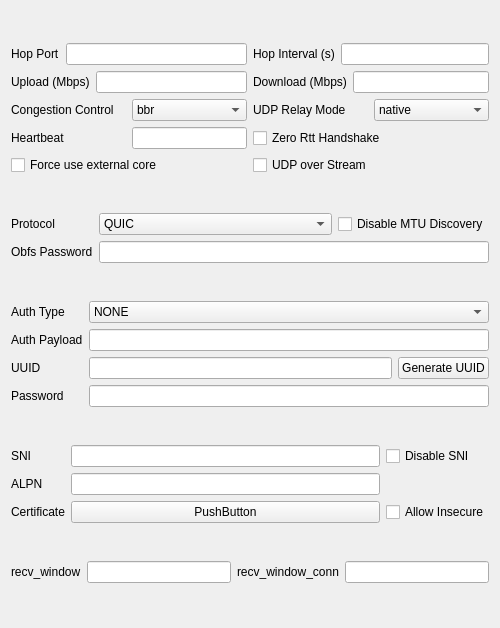
Before: the Qt Designer form ui/edit/edit_quic.ui in master88wi/NekoXray, drawn with Qt 5.
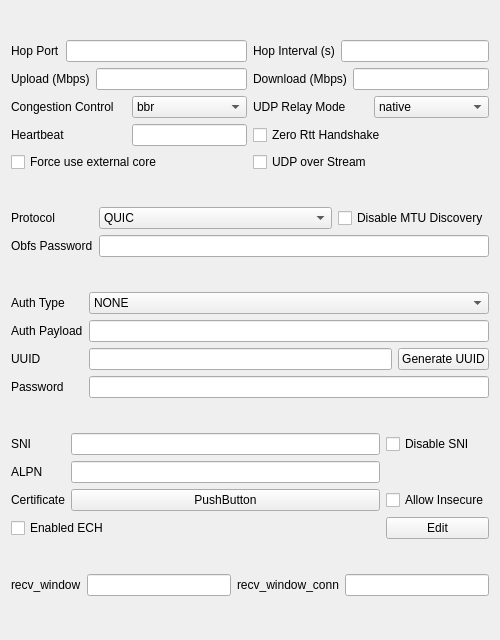
After: the same form once the commit is applied. Custom widgets are drawn as their Qt base class.

Commit message: feat: enabled ech for QUIC

Diff of the .ui file:
```diff
--- a/ui/edit/edit_quic.ui
+++ b/ui/edit/edit_quic.ui
@@ -7,7 +7,7 @@
     <x>0</x>
     <y>0</y>
     <width>500</width>
-    <height>628</height>
+    <height>640</height>
    </rect>
   </property>
   <property name="windowTitle">
@@ -317,24 +317,7 @@
     </layout>
    </item>
    <item>
-    <layout class="QGridLayout" name="TLS" rowstretch="0,0,0">
-     <item row="2" column="0">
-      <widget class="QLabel" name="certificate_l">
-       <property name="text">
-        <string>Certificate</string>
-       </property>
-      </widget>
-     </item>
-     <item row="2" column="1">
-      <widget class="QPushButton" name="certificate">
-       <property name="text">
-        <string notr="true">PushButton</string>
-       </property>
-      </widget>
-     </item>
-     <item row="1" column="1">
-      <widget class="MyLineEdit" name="alpn"/>
-     </item>
+    <layout class="QGridLayout" name="TLS" rowstretch="0,0,0,0">
      <item row="0" column="2">
       <widget class="QCheckBox" name="disableSni">
        <property name="text">
@@ -342,27 +325,10 @@
        </property>
       </widget>
      </item>
-     <item row="0" column="1">
-      <widget class="MyLineEdit" name="sni"/>
-     </item>
-     <item row="1" column="0">
-      <widget class="QLabel" name="alpn_l">
+     <item row="2" column="1">
+      <widget class="QPushButton" name="certificate">
        <property name="text">
-        <string notr="true">ALPN</string>
-       </property>
-      </widget>
-     </item>
-     <item row="0" column="0">
-      <widget class="QLabel" name="sni_l">
-       <property name="text">
-        <string>SNI</string>
-       </property>
-      </widget>
-     </item>
-     <item row="2" column="2">
-      <widget class="QCheckBox" name="allowInsecure">
-       <property name="text">
-        <string>Allow Insecure</string>
+        <string notr="true">PushButton</string>
        </property>
       </widget>
      </item>
@@ -382,6 +348,54 @@
        </property>
       </spacer>
      </item>
+     <item row="0" column="0">
+      <widget class="QLabel" name="sni_l">
+       <property name="text">
+        <string>SNI</string>
+       </property>
+      </widget>
+     </item>
+     <item row="0" column="1">
+      <widget class="MyLineEdit" name="sni"/>
+     </item>
+     <item row="1" column="0">
+      <widget class="QLabel" name="alpn_l">
+       <property name="text">
+        <string notr="true">ALPN</string>
+       </property>
+      </widget>
+     </item>
+     <item row="2" column="0">
+      <widget class="QLabel" name="certificate_l">
+       <property name="text">
+        <string>Certificate</string>
+       </property>
+      </widget>
+     </item>
+     <item row="2" column="2">
+      <widget class="QCheckBox" name="allowInsecure">
+       <property name="text">
+        <string>Allow Insecure</string>
+       </property>
+      </widget>
+     </item>
+     <item row="1" column="1">
+      <widget class="MyLineEdit" name="alpn"/>
+     </item>
+     <item row="3" column="2">
+      <widget class="QPushButton" name="ech_config">
+       <property name="text">
+        <string>Edit</string>
+       </property>
+      </widget>
+     </item>
+     <item row="3" column="0" colspan="2">
+      <widget class="QCheckBox" name="enabled_ech">
+       <property name="text">
+        <string>Enabled ECH</string>
+       </property>
+      </widget>
+     </item>
     </layout>
    </item>
    <item>
```
The commit also changes 4 other files.
